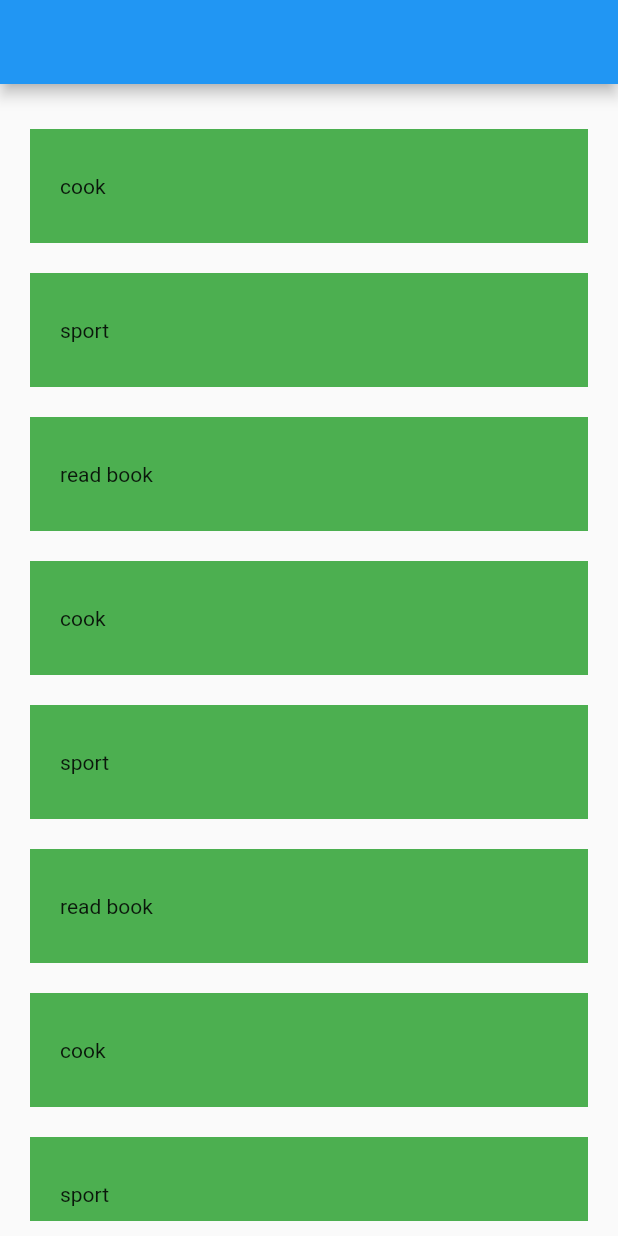
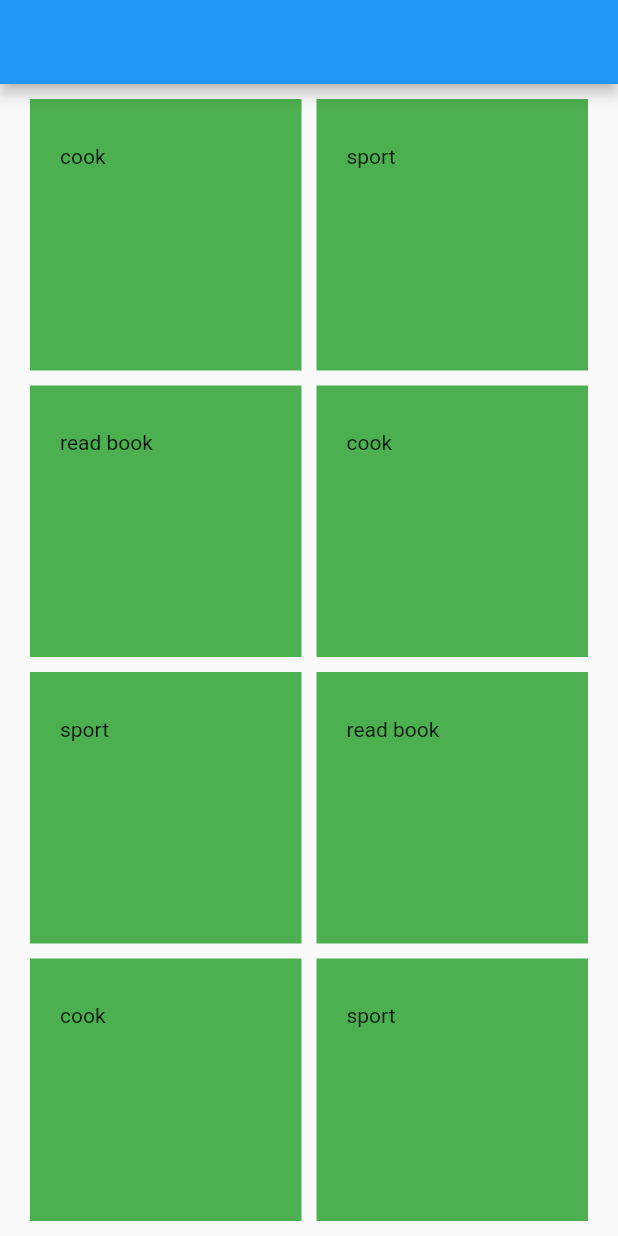
Before and after one commit to messabih-khalil/flutter, a Flutter app: the screen it shows after launch, on a phone screen of 412 x 824 dp. Run offline on Flutter 3.47's test engine with Material 2 defaults, Android fonts, the phone set to English and light mode, and no system bars.

```diff
--- a/lib/test.dart
+++ b/lib/test.dart
@@ -35,14 +35,14 @@ class TestState extends State<TestStatefull> {
         body: Container(
           width: double.infinity,
           margin: EdgeInsets.symmetric(horizontal: 20, vertical: 10),
-          child: ListView.builder(
+          child: GridView.builder(
+              gridDelegate: SliverGridDelegateWithFixedCrossAxisCount(
+                  crossAxisCount: 2, crossAxisSpacing: 10, mainAxisSpacing: 10),
               itemCount: tasks.length,
               itemBuilder: (context, i) {
                 return Container(
                   width: double.infinity,
-                  // height: 20,
                   padding: EdgeInsets.symmetric(vertical: 30, horizontal: 20),
-                  margin: EdgeInsets.only(top: 20),
                   color: Colors.green,
                   child: Text("${tasks[i]}"),
                 );
```
